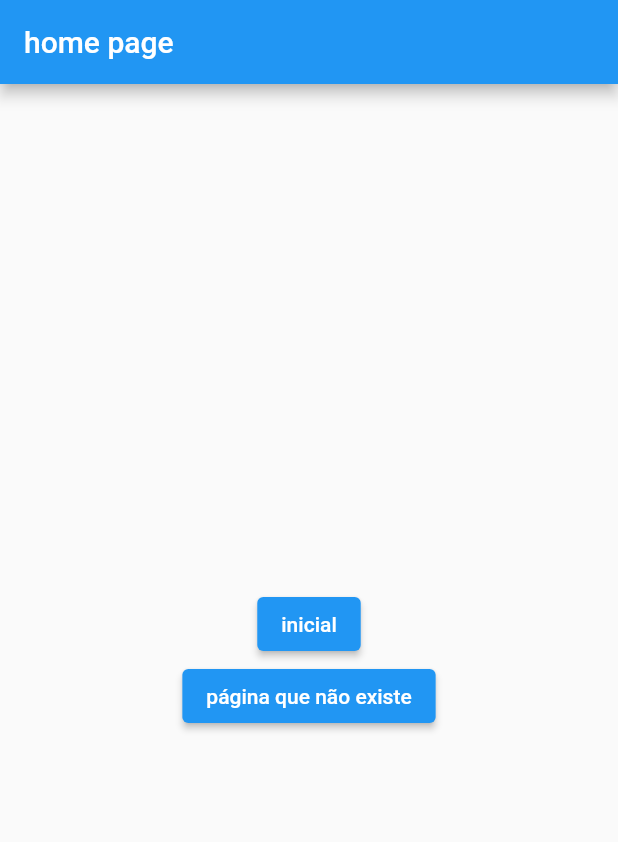
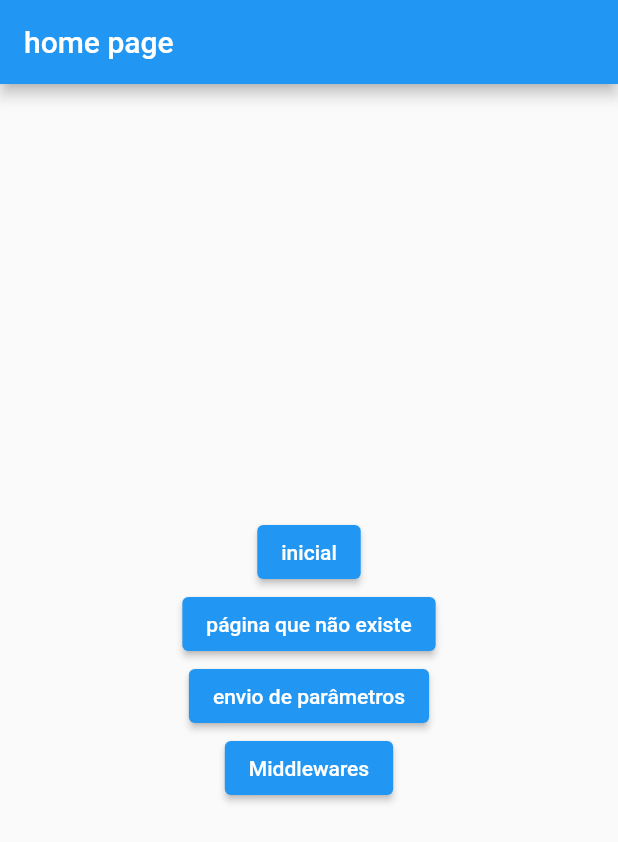
Before and after one commit to FilipeH14/get_rotas_nomeadas, a Flutter app: the screen it shows after launch, on a phone screen of 412 x 824 dp. Shown: the top 842 px of the screen. Run offline on Flutter 3.47's test engine with Material 2 defaults, Android fonts, the phone set to English and light mode, and no system bars; our stand-ins replace get.

Commit message:
passando parametros em rotas nomeadas

```diff
--- a/lib/main.dart
+++ b/lib/main.dart
@@ -1,7 +1,14 @@
 import 'package:flutter/material.dart';
 import 'package:get/get.dart';
+import 'package:get_rotas_nomeadas/pages/envio_parametros/argument_param_page.dart';
+import 'package:get_rotas_nomeadas/pages/envio_parametros/envio_parametros_home_page.dart';
+import 'package:get_rotas_nomeadas/pages/envio_parametros/path_param_page.dart';
+import 'package:get_rotas_nomeadas/pages/envio_parametros/query_param_page.dart';
 import 'package:get_rotas_nomeadas/pages/home_page.dart';
 import 'package:get_rotas_nomeadas/pages/inicial/inicial_page1.dart';
+import 'package:get_rotas_nomeadas/pages/middlewares/access_denied_page.dart';
+import 'package:get_rotas_nomeadas/pages/middlewares/middleware_home_page.dart';
+import 'package:get_rotas_nomeadas/pages/middlewares/route_middleware.dart';
 import 'package:get_rotas_nomeadas/pages/rota_nao_encontrada/rota_nao_encontrada_page.dart';
 
 void main() {
@@ -19,11 +26,47 @@ class MyApp extends StatelessWidget {
       theme: ThemeData(
         primarySwatch: Colors.blue,
       ),
-      unknownRoute: GetPage(name: '/404', page: () => const RotaNaoEncontradaPage()),
+      unknownRoute:
+          GetPage(name: '/404', page: () => const RotaNaoEncontradaPage()),
       initialRoute: '/home',
       getPages: [
-        GetPage(name: '/home', page: () => const HomePage()),
-        GetPage(name: '/inicial/page1', page: () => const InicialPage1()),
+        GetPage(
+          name: '/home',
+          page: () => const HomePage(),
+        ),
+        GetPage(
+          name: '/inicial/page1',
+          page: () => const InicialPage1(),
+        ),
+        GetPage(
+          name: '/envio_parametros',
+          page: () => const EnvioParametrosHomePage(),
+          children: [
+            GetPage(
+              name: '/arguments',
+              page: () => const ArgumentParamPage(),
+            ),
+            GetPage(
+              name: '/path_param/:nome/jornadaGetX',
+              page: () => const PathParamPage(),
+            ),
+            GetPage(
+              name: '/query_param',
+              page: () => const QueryParamPage(),
+            ),
+          ],
+        ),
+        GetPage(
+          name: '/middlewares',
+          page: () => MiddlewareHomePage(),
+          middlewares: [
+            RouteMiddleware(priority: 1),
+          ],
+        ),
+        GetPage(
+          name: '/accessDenied',
+          page: () => const AccessDeniedPage(),
+        ),
       ],
     );
   }
--- a/lib/pages/home_page.dart
+++ b/lib/pages/home_page.dart
@@ -14,11 +14,19 @@ class HomePage extends StatelessWidget {
           children: [
             ElevatedButton(
               child: const Text('inicial'),
-              onPressed: () => Get.toNamed("/inicial/page1"),
+              onPressed: () => Get.toNamed('/inicial/page1'),
             ),
             ElevatedButton(
               child: const Text('página que não existe'),
-              onPressed: () => Get.toNamed("/paginaquenaoexiste"),
+              onPressed: () => Get.toNamed('/paginaquenaoexiste'),
+            ),
+            ElevatedButton(
+              child: const Text('envio de parâmetros'),
+              onPressed: () => Get.toNamed('/envio_parametros'),
+            ),
+            ElevatedButton(
+              child: const Text('Middlewares'),
+              onPressed: () => Get.toNamed('/middlewares'),
             ),
           ],
         ),
--- /dev/null
+++ b/lib/pages/middlewares/route_middleware.dart
@@ -0,0 +1,29 @@
+import 'package:flutter/cupertino.dart';
+import 'package:get/get.dart';
+
+class RouteMiddleware extends GetMiddleware {
+  RouteMiddleware({ super.priority });
+
+  @override
+  GetPage? onPageCalled(GetPage? page) {
+    debugPrint('executando middlewares onPageCalled');
+    return super.onPageCalled(page);
+  }
+
+  @override
+  Widget onPageBuilt(Widget page) {
+    debugPrint('executando middlewares onPageBuilt');
+    return super.onPageBuilt(page);
+  }
+
+  @override
+  RouteSettings? redirect(String? route) {
+    if(route == '/middleware') {
+      return const RouteSettings(
+        name: '/accessDenied',
+      );
+    }
+
+    return null;
+  }
+}
```
Also changed, not shown: lib/pages/envio_parametros/argument_param_page.dart (added, +25 -0 lines), lib/pages/envio_parametros/envio_parametros_home_page.dart (added, +52 -0 lines), lib/pages/envio_parametros/path_param_page.dart (added, +16 -0 lines), lib/pages/envio_parametros/query_param_page.dart (added, +23 -0 lines), lib/pages/middlewares/access_denied_page.dart (added, +16 -0 lines), lib/pages/middlewares/middleware_home_page.dart (added, +20 -0 lines).
